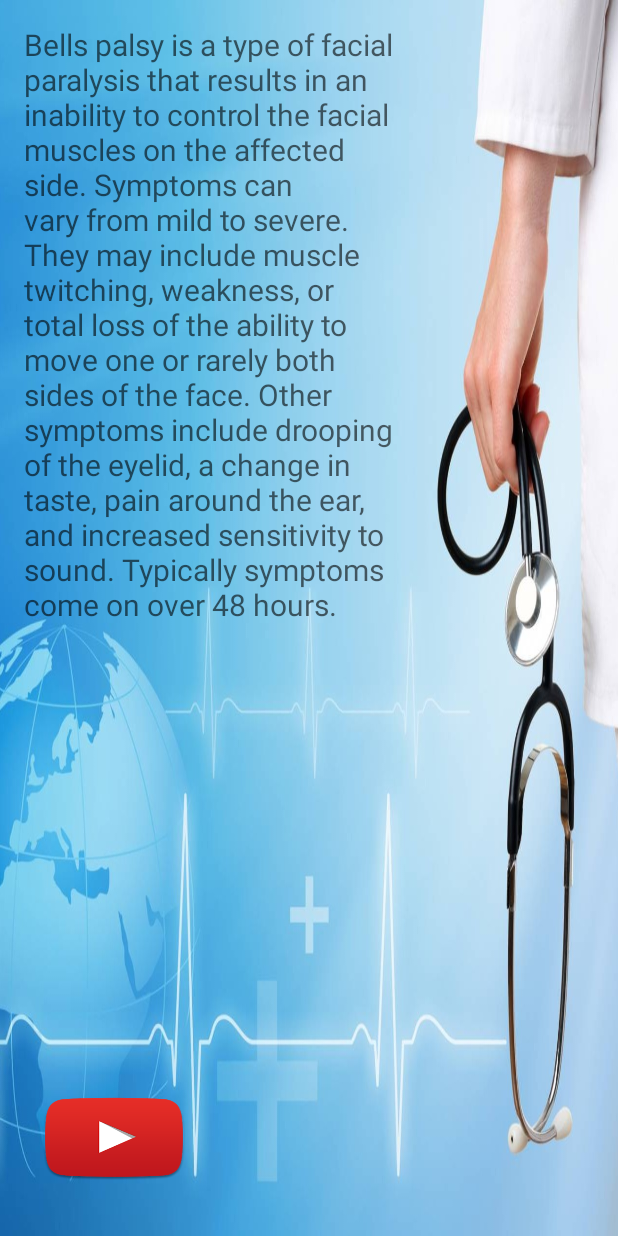
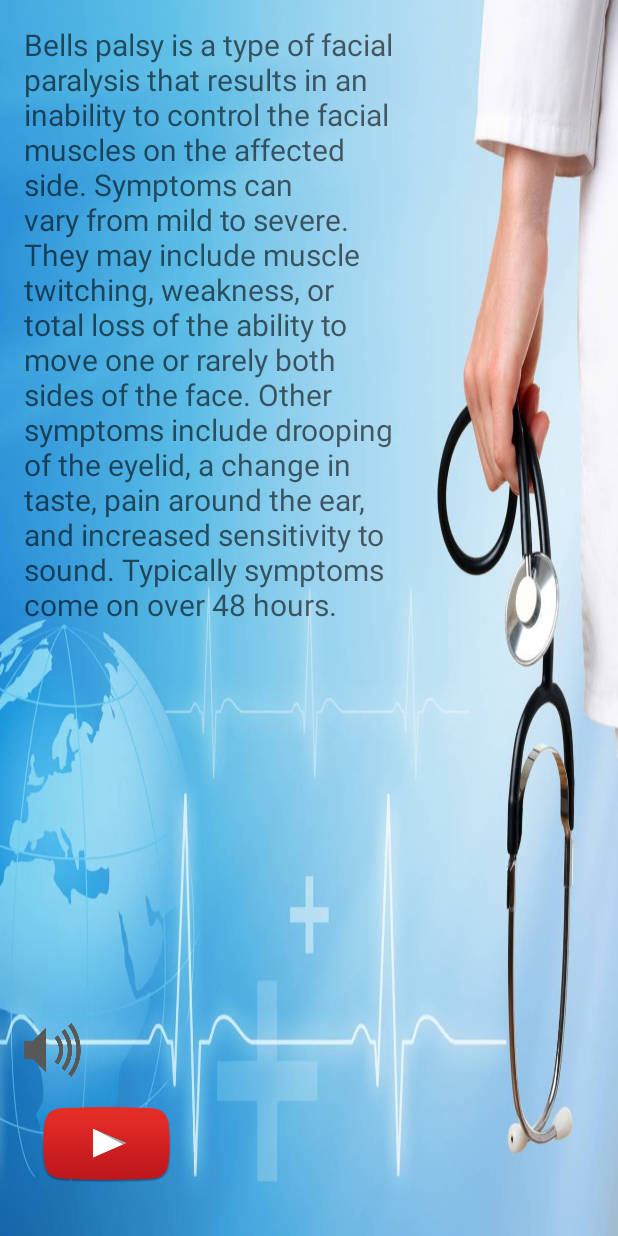
Before and after one commit to OBenzer/PhysoTrack, an Android app: the Medical_information screen opened directly, with no data from a screen before it, on a phone screen of 412 x 824 dp. Run offline under Robolectric (Android 15) with nearby library versions, the phone set to English and light mode, and no system bars.

Commit message:
medical information Adding text To Speech

```diff
--- a/app/src/main/java/edu/sce/tom/physotrack/Medical_information.java
+++ b/app/src/main/java/edu/sce/tom/physotrack/Medical_information.java
@@ -1,16 +1,43 @@
 package edu.sce.tom.physotrack;
 
 import android.content.Intent;
+import android.speech.tts.TextToSpeech;
 import android.support.v7.app.AppCompatActivity;
 import android.os.Bundle;
 import android.view.View;
+import android.widget.TextView;
+import android.widget.Toast;
+
+import java.util.Locale;
 
 public class Medical_information extends AppCompatActivity {
+
+    TextToSpeech toSpeech;
+    int result ;
+    TextView textView;
+    String text;
+
     @Override
     protected void onCreate(Bundle savedInstanceState) {
         super.onCreate(savedInstanceState);
         setContentView(R.layout.activity_medical_information);
 
+        textView = (TextView)findViewById(R.id.txt_medical_information);
+        toSpeech = new TextToSpeech(Medical_information.this,new TextToSpeech.OnInitListener() {
+            @Override
+            public void onInit(int status) {
+
+                if(status==TextToSpeech.SUCCESS)
+                {
+
+                    result=toSpeech.setLanguage(Locale.ENGLISH);
+                }
+                else{
+
+                    Toast.makeText(Medical_information.this, "Not Supported in Device", Toast.LENGTH_SHORT).show();
+                }
+            }
+        });
     }
 
     // when btn_youtube_exercises clicked move to youtube_information activity
@@ -18,4 +45,37 @@ public class Medical_information extends AppCompatActivity {
         Intent i = new Intent(Medical_information.this, youtube_information.class);
         startActivity(i);
     }
+
+    public void TTS(View view){
+
+        switch (view.getId()){
+
+            case R.id.btn_medical_info_Reader:
+                if(result==TextToSpeech.LANG_MISSING_DATA || result==TextToSpeech.LANG_NOT_SUPPORTED)
+                {
+                    Toast.makeText(this, "NOT SUPPORTED IN SWITCH CASE", Toast.LENGTH_SHORT).show();
+                }
+                else
+                {
+                    text = textView.getText().toString();
+                    toSpeech.speak(text,TextToSpeech.QUEUE_FLUSH,null);
+                }
+                break;
+        }
+    }
+
+    @Override
+    protected void onDestroy() {
+        super.onDestroy();
+        if(toSpeech!=null){
+
+            toSpeech.stop();
+            toSpeech.shutdown();
+        }
+    }
+
+
+
+
+
 }
--- a/app/src/main/res/layout/activity_medical_information.xml
+++ b/app/src/main/res/layout/activity_medical_information.xml
@@ -13,6 +13,8 @@
     android:layoutDirection="ltr"
     android:orientation="vertical">
 
+
+
         <TextView
             android:id="@+id/txt_medical_information"
             style="@android:style/DeviceDefault.Light.ButtonBar"
@@ -27,13 +29,22 @@
             android:textSize="20sp" />
 
     <Button
+        android:id="@+id/btn_medical_info_Reader"
+        android:layout_width="38dp"
+        android:layout_height="36dp"
+        android:background="@drawable/voice_logo"
+        android:onClick="TTS"/>
+
+    <Button
         android:id="@+id/btn_youtube_information"
-        android:layout_width="120dp"
-        android:layout_height="98dp"
+        android:layout_width="110dp"
+        android:layout_height="90dp"
         android:layout_gravity="start"
         android:background="@drawable/youtube"
         android:foregroundGravity="left"
         android:gravity="start"
         android:onClick="btn_youtube_exercises_On_click" />
 
+
+
 </LinearLayout>
--- a/app/src/main/res/values/strings.xml
+++ b/app/src/main/res/values/strings.xml
@@ -42,7 +42,7 @@
     <string name="submit_btn">Submit</string>
     <string name="camerabutton_descr">CameraButton</string>
     <string name="gallerybutton_descr">GalleryButton</string>
-    <string name="photo_guide_text">The app shows better results when you\'ve shot all six of the expressions, This is a guide to how each expression looks, After the picture is taken - the button with the name of the expression Paint green.\n</string>
+    <string name="photo_guide_text">The app shows better results when you\'ve shot all six of the expressions, This is a guide to how each expression looks, After the picture is taken - the button with the name of the expression Painted green.\n</string>
     <string name="btn_showlandm">Show Landmarks</string>
     <string name="back_btn">Back</string>
     <string name="btn_finish_session">Finish Session</string>
```
Also changed, not shown: app/src/main/res/drawable/voice_logo.png (added).
